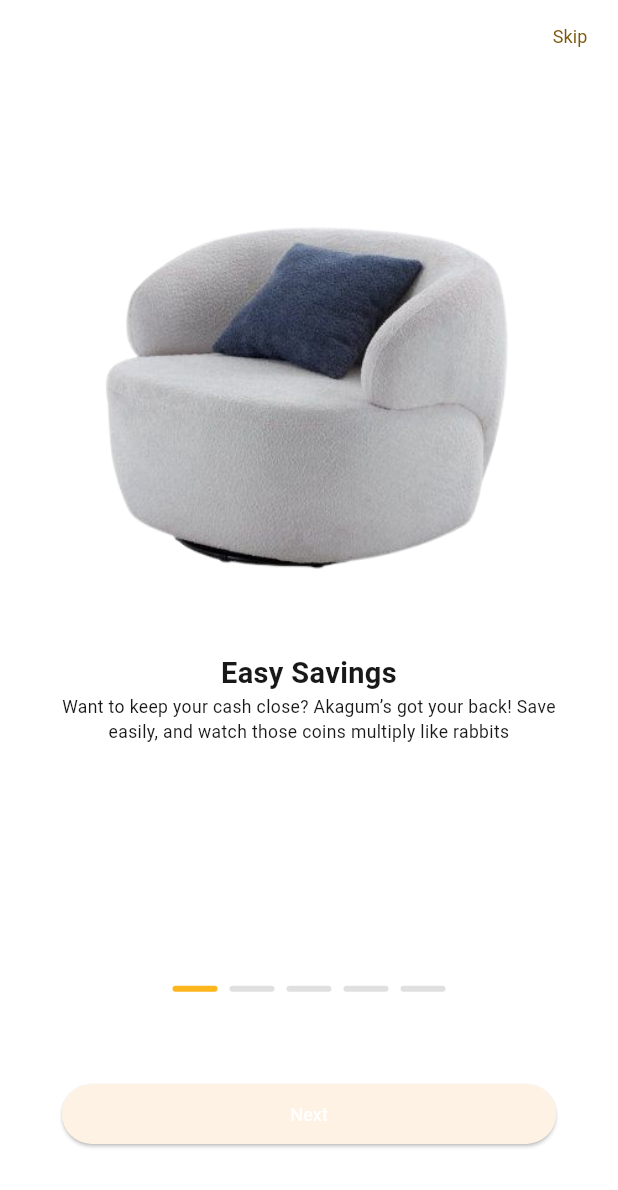
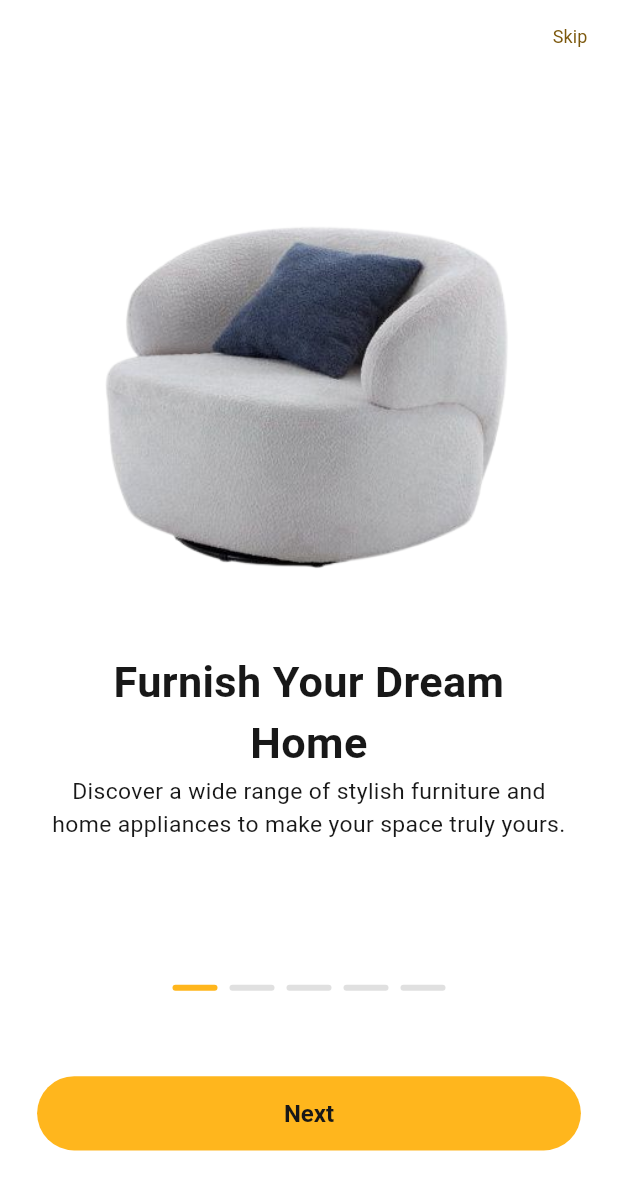
Before and after one commit to hello-favour/Home-Ease, a Flutter app: the OnboardingView screen opened by its route, on a phone screen of 412 x 824 dp. Shown: the top 1190 px of the screen. Run offline on Flutter 3.47's test engine with Material 3 defaults, Android fonts, the phone set to English and light mode, and no system bars; drawn by our look-alikes of smooth_page_indicator; our stand-ins replace flutter_riverpod, flutter_svg, go_router, sizer; Roboto replaces fonts that are missing (Metropolis).

Commit message:
worked on onboard screen

```diff
--- /dev/null
+++ b/lib/models/onboarding_item.dart
@@ -0,0 +1,45 @@
+import 'package:home_ease/gen/assets.gen.dart';
+
+class OnboardingItem {
+  final String asset;
+  final String title;
+  final String subTitle;
+  const OnboardingItem({
+    required this.asset,
+    required this.title,
+    required this.subTitle,
+  });
+}
+
+final onboardData = [
+  OnboardingItem(
+    asset: Assets.images.image1.path,
+    title: "Furnish Your Dream Home",
+    subTitle:
+        "Discover a wide range of stylish furniture and home appliances to make your space truly yours.",
+  ),
+  OnboardingItem(
+    asset: Assets.images.image2.path,
+    title: "Convenient Shopping",
+    subTitle:
+        "Shop with ease and comfort from anywhere. Explore our collections and bring elegance home.",
+  ),
+  OnboardingItem(
+    asset: Assets.images.image3.path,
+    title: "Secure & Reliable",
+    subTitle:
+        "We ensure secure transactions and reliable delivery, so your dream furniture arrives safely.",
+  ),
+  OnboardingItem(
+    asset: Assets.images.image4.path,
+    title: "Flexible Payment Options",
+    subTitle:
+        "Choose payment plans that fit your budget. Upgrade your space without breaking the bank.",
+  ),
+  OnboardingItem(
+    asset: Assets.images.image5.path,
+    title: "Exclusive Offers Await",
+    subTitle:
+        "Get access to special deals and discounts on premium furniture and appliances.",
+  ),
+];
--- a/lib/views/onboarding/onboarding_view.dart
+++ b/lib/views/onboarding/onboarding_view.dart
@@ -2,53 +2,10 @@ import 'package:flutter/material.dart';
 import 'package:go_router/go_router.dart';
 import 'package:home_ease/core/constants/app_colors.dart';
 import 'package:home_ease/core/constants/app_router.dart';
-import 'package:home_ease/gen/assets.gen.dart';
+import 'package:home_ease/models/onboarding_item.dart';
+import 'package:home_ease/utils/app_button.dart';
 import 'package:sizer/sizer.dart';
 import 'package:smooth_page_indicator/smooth_page_indicator.dart';
-
-class OnboardingItem {
-  final String asset;
-  final String title;
-  final String subTitle;
-  const OnboardingItem({
-    required this.asset,
-    required this.title,
-    required this.subTitle,
-  });
-}
-
-final onboardData = [
-  OnboardingItem(
-    asset: Assets.images.image1.path,
-    title: "Easy Savings",
-    subTitle:
-        "Want to keep your cash close? Akagum’s got your back! Save easily, and watch those coins multiply like rabbits",
-  ),
-  OnboardingItem(
-    asset: Assets.images.image2.path,
-    title: "Flexible Withdrawal",
-    subTitle:
-        "Need to grab some cash? With Akagum, you can withdraw just enough to keep you happy and your wallet chubby!",
-  ),
-  OnboardingItem(
-    asset: Assets.images.image3.path,
-    title: "Secure & Reliable",
-    subTitle:
-        "Akagum: We’re tighter than your grip on that last kobo. Your money’s safe, sound, and sitting pretty.",
-  ),
-  OnboardingItem(
-    asset: Assets.images.image4.path,
-    title: "Schedule Your Withdrawals",
-    subTitle:
-        "Akagum can help you plan ahead and withdraw only when it’s time, stay disciplined and reach your goals.",
-  ),
-  OnboardingItem(
-    asset: Assets.images.image5.path,
-    title: "Boost Your Money Management",
-    subTitle:
-        "Take control of your finances with tools that help you save smarter and manage better.",
-  ),
-];
 
 class OnboardingView extends StatefulWidget {
   const OnboardingView({super.key});
@@ -103,7 +60,7 @@ class _OnboardingViewState extends State<OnboardingView> {
                         onboardData[index].title,
                         textAlign: TextAlign.center,
                         style: TextStyle(
-                          fontSize: 18.sp,
+                          fontSize: 22.sp,
                           fontWeight: FontWeight.bold,
                         ),
                       ),
@@ -112,7 +69,7 @@ class _OnboardingViewState extends State<OnboardingView> {
                         textAlign: TextAlign.center,
                         style: TextStyle(
                           color: AppColors.blackColor,
-                          fontSize: 14.sp,
+                          fontSize: 16.sp,
                           fontWeight: FontWeight.w400,
                         ),
                       ),
@@ -136,17 +93,14 @@ class _OnboardingViewState extends State<OnboardingView> {
             ),
             const Spacer(),
             Padding(
-              padding: EdgeInsets.symmetric(horizontal: 10.w),
-              child: ElevatedButton(
-                onPressed: () {
+              padding: EdgeInsets.symmetric(horizontal: 6.w),
+              child: AppButton(
+                title: false ? "Get started" : "Next",
+                onTap: () {
                   if (controller.page == 4) {
                     context.push(AppRoutes.register);
                   }
                 },
-                child: const Text(
-                  false ? "Get started" : "Next",
-                  style: TextStyle(color: Colors.white),
-                ),
               ),
             ),
             const Spacer(),
```
